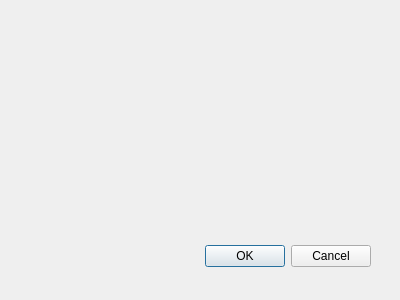
Above: FileGatherer/cdialogfilterfiletable.ui from pbuttgereit/FileGatherer before the change. Below: the same form after it.
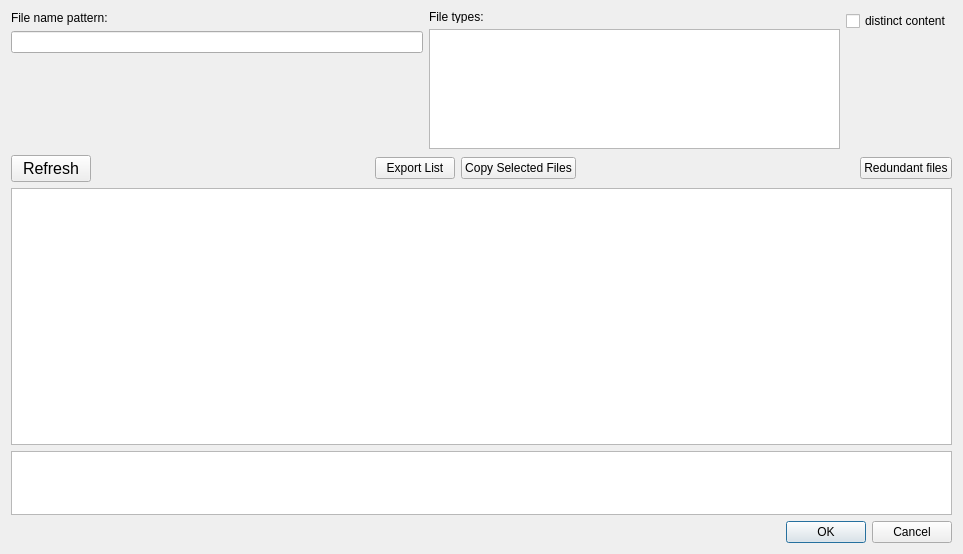
That is the form after the change.

Patch:
```diff
--- a/FileGatherer/cdialogfilterfiletable.ui
+++ b/FileGatherer/cdialogfilterfiletable.ui
@@ -8,29 +8,236 @@
    <rect>
     <x>0</x>
     <y>0</y>
-    <width>400</width>
-    <height>300</height>
+    <width>963</width>
+    <height>554</height>
    </rect>
   </property>
   <property name="windowTitle">
    <string>Dialog</string>
   </property>
-  <widget class="QDialogButtonBox" name="buttonBox">
-   <property name="geometry">
-    <rect>
-     <x>30</x>
-     <y>240</y>
-     <width>341</width>
-     <height>32</height>
-    </rect>
-   </property>
-   <property name="orientation">
-    <enum>Qt::Horizontal</enum>
-   </property>
-   <property name="standardButtons">
-    <set>QDialogButtonBox::Cancel|QDialogButtonBox::Ok</set>
-   </property>
-  </widget>
+  <layout class="QVBoxLayout" name="verticalLayout_4">
+   <item>
+    <layout class="QHBoxLayout" name="horizontalLayout_2">
+     <item>
+      <layout class="QVBoxLayout" name="verticalLayout_2">
+       <item>
+        <widget class="QLabel" name="label_2">
+         <property name="text">
+          <string>File name pattern:</string>
+         </property>
+        </widget>
+       </item>
+       <item>
+        <widget class="QLineEdit" name="lineEditFileNamePattern">
+         <property name="toolTip">
+          <string>SQL Syntax (% is wild card)</string>
+         </property>
+        </widget>
+       </item>
+       <item>
+        <spacer name="verticalSpacer">
+         <property name="orientation">
+          <enum>Qt::Vertical</enum>
+         </property>
+         <property name="sizeType">
+          <enum>QSizePolicy::MinimumExpanding</enum>
+         </property>
+         <property name="sizeHint" stdset="0">
+          <size>
+           <width>20</width>
+           <height>40</height>
+          </size>
+         </property>
+        </spacer>
+       </item>
+      </layout>
+     </item>
+     <item>
+      <layout class="QVBoxLayout" name="verticalLayout">
+       <item>
+        <widget class="QLabel" name="label">
+         <property name="sizePolicy">
+          <sizepolicy hsizetype="Preferred" vsizetype="Minimum">
+           <horstretch>0</horstretch>
+           <verstretch>0</verstretch>
+          </sizepolicy>
+         </property>
+         <property name="maximumSize">
+          <size>
+           <width>16777215</width>
+           <height>12</height>
+          </size>
+         </property>
+         <property name="text">
+          <string>File types:</string>
+         </property>
+        </widget>
+       </item>
+       <item>
+        <widget class="QListView" name="listViewFileTypes">
+         <property name="sizePolicy">
+          <sizepolicy hsizetype="MinimumExpanding" vsizetype="MinimumExpanding">
+           <horstretch>0</horstretch>
+           <verstretch>0</verstretch>
+          </sizepolicy>
+         </property>
+         <property name="maximumSize">
+          <size>
+           <width>16777215</width>
+           <height>120</height>
+          </size>
+         </property>
+        </widget>
+       </item>
+      </layout>
+     </item>
+     <item>
+      <layout class="QVBoxLayout" name="verticalLayout_3">
+       <item>
+        <widget class="QCheckBox" name="checkBoxDistinctContent">
+         <property name="toolTip">
+          <string>only select the newest file of those with identical content</string>
+         </property>
+         <property name="text">
+          <string>distinct content</string>
+         </property>
+        </widget>
+       </item>
+       <item>
+        <spacer name="verticalSpacer_2">
+         <property name="orientation">
+          <enum>Qt::Vertical</enum>
+         </property>
+         <property name="sizeType">
+          <enum>QSizePolicy::MinimumExpanding</enum>
+         </property>
+         <property name="sizeHint" stdset="0">
+          <size>
+           <width>20</width>
+           <height>40</height>
+          </size>
+         </property>
+        </spacer>
+       </item>
+      </layout>
+     </item>
+    </layout>
+   </item>
+   <item>
+    <layout class="QHBoxLayout" name="horizontalLayout">
+     <item>
+      <widget class="QPushButton" name="pushButtonRefresh">
+       <property name="font">
+        <font>
+         <pointsize>12</pointsize>
+        </font>
+       </property>
+       <property name="text">
+        <string>Refresh</string>
+       </property>
+      </widget>
+     </item>
+     <item>
+      <spacer name="horizontalSpacer_2">
+       <property name="orientation">
+        <enum>Qt::Horizontal</enum>
+       </property>
+       <property name="sizeHint" stdset="0">
+        <size>
+         <width>40</width>
+         <height>20</height>
+        </size>
+       </property>
+      </spacer>
+     </item>
+     <item>
+      <widget class="QPushButton" name="pushButtonExportList">
+       <property name="text">
+        <string>Export List</string>
+       </property>
+      </widget>
+     </item>
+     <item>
+      <widget class="QPushButton" name="pushButtonCopySelectedFiles">
+       <property name="text">
+        <string>Copy Selected Files</string>
+       </property>
+      </widget>
+     </item>
+     <item>
+      <spacer name="horizontalSpacer">
+       <property name="orientation">
+        <enum>Qt::Horizontal</enum>
+       </property>
+       <property name="sizeHint" stdset="0">
+        <size>
+         <width>40</width>
+         <height>20</height>
+        </size>
+       </property>
+      </spacer>
+     </item>
+     <item>
+      <widget class="QPushButton" name="pushButtonRedundantFiles">
+       <property name="toolTip">
+        <string>Show files with identical content</string>
+       </property>
+       <property name="text">
+        <string>Redundant files</string>
+       </property>
+      </widget>
+     </item>
+    </layout>
+   </item>
+   <item>
+    <widget class="QTableView" name="tableView">
+     <property name="sizePolicy">
+      <sizepolicy hsizetype="Expanding" vsizetype="Expanding">
+       <horstretch>0</horstretch>
+       <verstretch>4</verstretch>
+      </sizepolicy>
+     </property>
+     <property name="maximumSize">
+      <size>
+       <width>16777215</width>
+       <height>16777215</height>
+      </size>
+     </property>
+    </widget>
+   </item>
+   <item>
+    <widget class="QPlainTextEdit" name="plainTextEditSqlQuery">
+     <property name="sizePolicy">
+      <sizepolicy hsizetype="Expanding" vsizetype="Minimum">
+       <horstretch>0</horstretch>
+       <verstretch>0</verstretch>
+      </sizepolicy>
+     </property>
+     <property name="maximumSize">
+      <size>
+       <width>16777215</width>
+       <height>64</height>
+      </size>
+     </property>
+     <property name="toolTip">
+      <string>shows the current sql query</string>
+     </property>
+     <property name="readOnly">
+      <bool>true</bool>
+     </property>
+    </widget>
+   </item>
+   <item>
+    <widget class="QDialogButtonBox" name="buttonBox">
+     <property name="orientation">
+      <enum>Qt::Horizontal</enum>
+     </property>
+     <property name="standardButtons">
+      <set>QDialogButtonBox::Cancel|QDialogButtonBox::Ok</set>
+     </property>
+    </widget>
+   </item>
+  </layout>
  </widget>
  <pixmapfunction/>
  <resources/>
```
Left out of the diff: 5 changed lines with no effect on the pictures.
